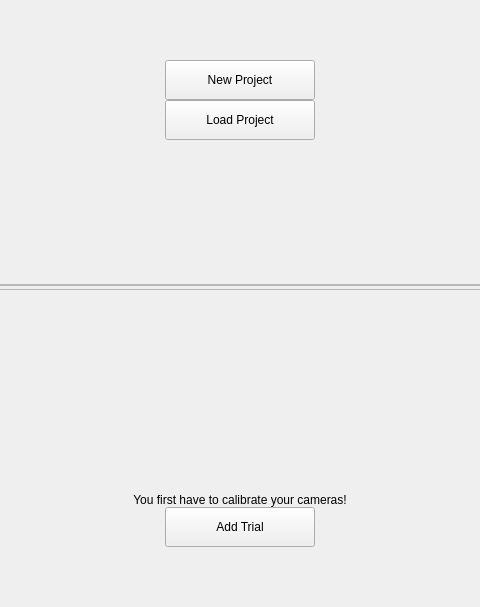
Old version of the form src/ui/ui-files/MainWindow.ui in the repository XROMMPackages/xmalab; both pictures show x 180 to 660 and y 200 to 807 of the 840 by 978 pixel window.
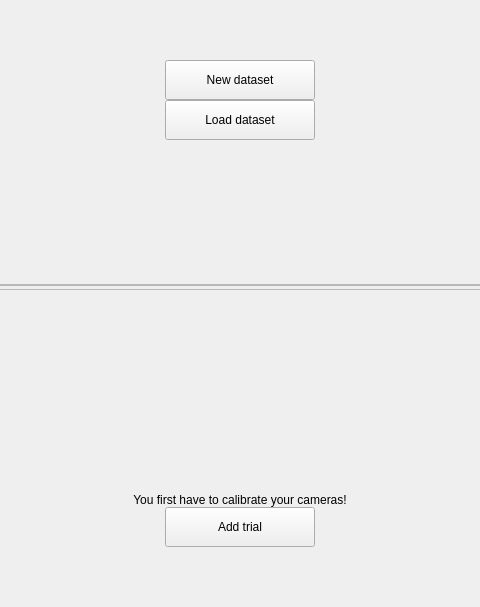
New version of the form. Icons and pictures are not drawn.

The edit to the form file:
```diff
--- a/src/ui/ui-files/MainWindow.ui
+++ b/src/ui/ui-files/MainWindow.ui
@@ -136,7 +136,7 @@
              </size>
             </property>
             <property name="text">
-             <string>Load Project</string>
+             <string>Load dataset</string>
             </property>
            </widget>
           </item>
@@ -149,7 +149,7 @@
              </size>
             </property>
             <property name="text">
-             <string>New Project</string>
+             <string>New dataset</string>
             </property>
            </widget>
           </item>
@@ -274,7 +274,7 @@
           </size>
          </property>
          <property name="text">
-          <string>Add Trial</string>
+          <string>Add trial</string>
          </property>
         </widget>
        </item>
```
Left out of the diff: 10 changed lines with no effect on the pictures.
